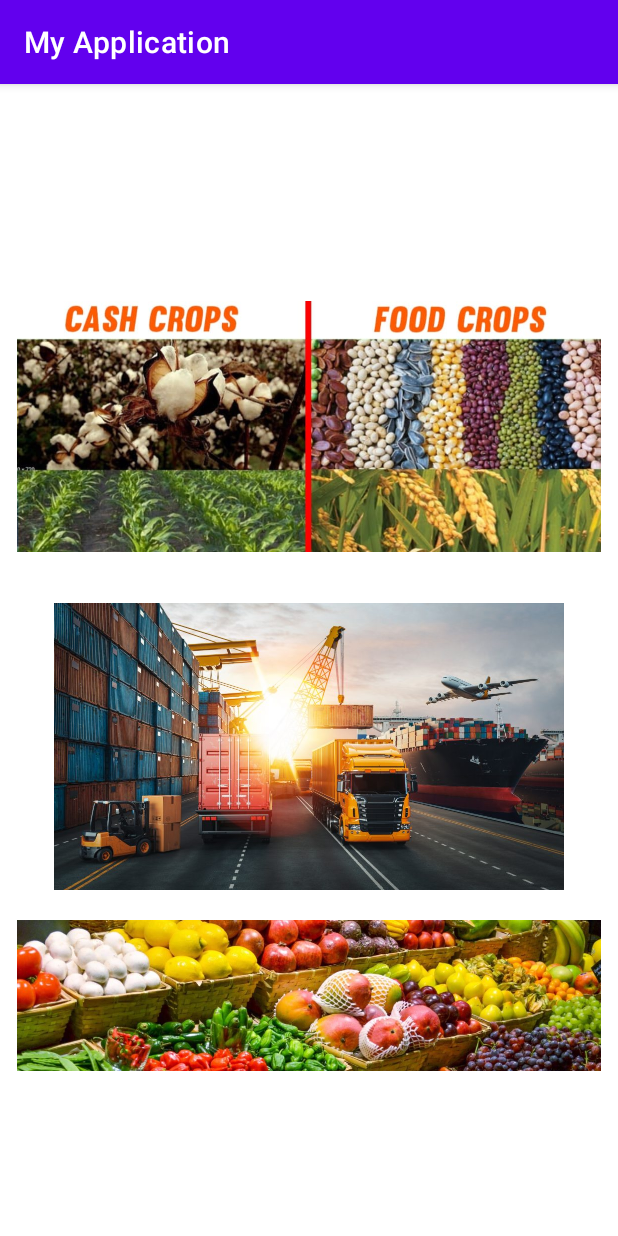
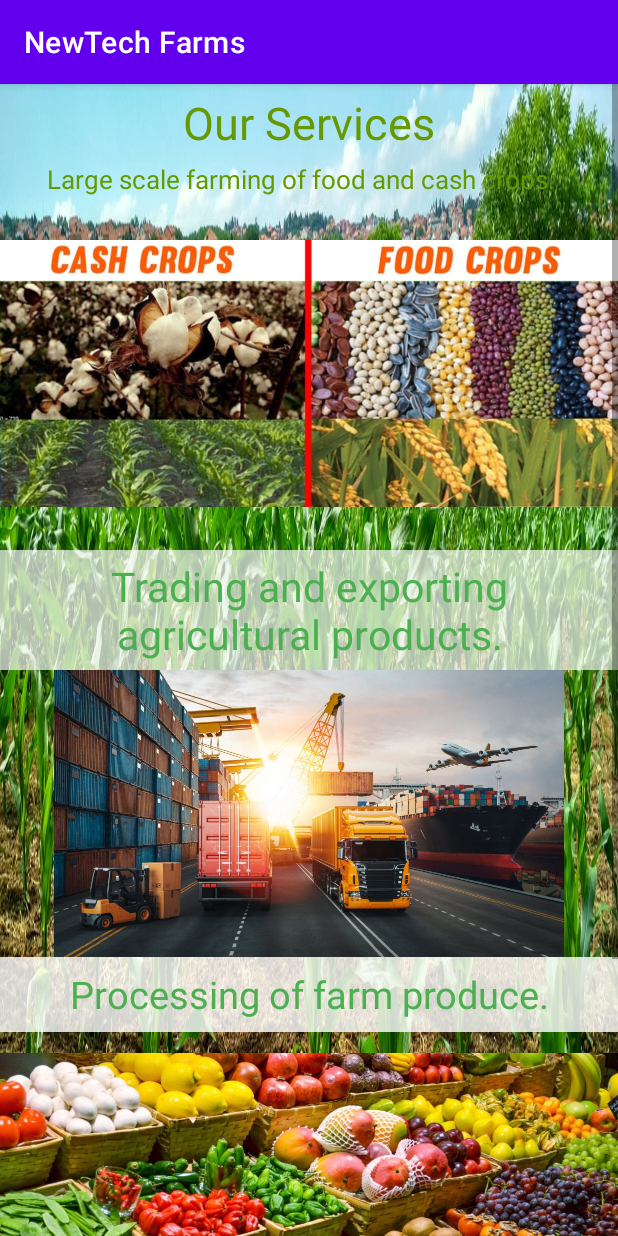
Before and after one commit to sappiah085/tracy, an Android app: the screen it shows after launch (MainActivity2), after a tap on "SERVICES", on a phone screen of 412 x 824 dp. Run offline under Robolectric (Android 15) with nearby library versions, the phone set to English and light mode, and no system bars.

Commit message:
second commit

```diff
--- a/app/src/main/AndroidManifest.xml
+++ b/app/src/main/AndroidManifest.xml
@@ -8,11 +8,14 @@
         android:dataExtractionRules="@xml/data_extraction_rules"
         android:fullBackupContent="@xml/backup_rules"
         android:icon="@mipmap/ic_launcher"
-        android:label="@string/app_name"
+        android:label="NewTech Farms"
         android:roundIcon="@mipmap/ic_launcher_round"
         android:supportsRtl="true"
         android:theme="@style/Theme.MyApplication"
         tools:targetApi="31">
+        <activity
+            android:name=".contactus"
+            android:exported="false" />
         <activity
             android:name=".MainActivity2"
             android:exported="false" />
--- a/app/src/main/java/com/example/myapplication/MainActivity.java
+++ b/app/src/main/java/com/example/myapplication/MainActivity.java
@@ -16,7 +16,15 @@ public class MainActivity extends AppCompatActivity {
         super.onCreate(savedInstanceState);
         setContentView(R.layout.activity_main);
         Intent i = new Intent(getApplicationContext(), MainActivity2.class);
+        Intent contact = new Intent(getApplicationContext(), contactus.class);
         Button home = (Button) findViewById(R.id.button2);
+        Button contactUs = (Button) findViewById(R.id.button3);
+        contactUs.setOnClickListener(new View.OnClickListener() {
+            @Override
+            public void onClick(View view) {
+                startActivity(contact);
+            }
+        });
         home.setOnClickListener(new View.OnClickListener() {
             @Override
             public void onClick(View view) {
--- a/app/src/main/res/layout/activity_main2.xml
+++ b/app/src/main/res/layout/activity_main2.xml
@@ -4,16 +4,40 @@
     xmlns:tools="http://schemas.android.com/tools"
     android:layout_width="match_parent"
     android:layout_height="match_parent"
+    android:background="@drawable/pexels_photo_1112080"
     tools:context=".MainActivity2">
 
-    <LinearLayout
-        android:layout_width="389dp"
-        android:layout_height="547dp"
-        android:orientation="vertical"
+    <ScrollView
+        android:layout_width="wrap_content"
+        android:layout_height="0dp"
         app:layout_constraintBottom_toBottomOf="parent"
         app:layout_constraintEnd_toEndOf="parent"
         app:layout_constraintStart_toStartOf="parent"
         app:layout_constraintTop_toTopOf="parent">
+
+        <LinearLayout
+            android:layout_width="match_parent"
+            android:layout_height="wrap_content"
+            android:orientation="vertical">
+
+            <TextView
+                android:id="@+id/textView"
+                android:layout_width="match_parent"
+                android:layout_height="wrap_content"
+                android:gravity="center"
+                android:padding="5dp"
+                android:text="Our Services"
+                android:textColor="@android:color/holo_green_dark"
+                android:textSize="30dp" />
+
+            <TextView
+                android:id="@+id/textView3"
+                android:layout_width="match_parent"
+                android:layout_height="wrap_content"
+                android:gravity="center"
+                android:text="Large scale farming of food and cash crops.   "
+                android:textColor="@android:color/holo_green_dark"
+                android:textSize="17dp" />
 
             <ImageView
                 android:id="@+id/imageView5"
@@ -21,16 +45,64 @@
                 android:layout_height="235dp"
                 app:srcCompat="@drawable/whatsapp_image_2022_08_11_at_5_17_58_pm" />
 
+            <TextView
+                android:id="@+id/textView4"
+                android:layout_width="match_parent"
+                android:layout_height="wrap_content"
+                android:background="#ADFFFFFF"
+                android:gravity="center"
+                android:padding="5dp"
+                android:text="Trading and exporting agricultural products."
+                android:textColor="#4CAF50"
+                android:textSize="27dp" />
+
             <ImageView
                 android:id="@+id/imageView6"
                 android:layout_width="match_parent"
                 android:layout_height="191dp"
                 app:srcCompat="@drawable/whatsapp_image_2022_08_11_at_5_28_55_pm" />
 
+            <TextView
+                android:id="@+id/textView5"
+                android:layout_width="match_parent"
+                android:layout_height="50dp"
+                android:background="#CEFFFFFF"
+                android:gravity="center"
+                android:padding="5dp"
+                android:text="Processing of farm produce."
+                android:textColor="#4CAF50"
+                android:textSize="25dp" />
+
             <ImageView
                 android:id="@+id/imageView7"
                 android:layout_width="match_parent"
                 android:layout_height="243dp"
                 app:srcCompat="@drawable/whatsapp_image_2022_08_11_at_5_28_54_pm__2_" />
+
+            <LinearLayout
+                android:layout_width="match_parent"
+                android:layout_height="match_parent"
+                android:orientation="horizontal">
+
+                <ImageView
+                    android:id="@+id/imageView2"
+                    android:layout_width="277dp"
+                    android:layout_height="136dp"
+                    android:layout_weight="1"
+                    app:srcCompat="@drawable/whatsapp_image_2022_08_14_at_5_37_24_pm" />
+
+                <TextView
+                    android:id="@+id/textView7"
+                    android:layout_width="286dp"
+                    android:layout_height="wrap_content"
+                    android:layout_weight="1"
+                    android:background="#B9FFFFFF"
+                    android:gravity="center"
+                    android:text="Trading agro-chemical products."
+                    android:textSize="25dp" />
             </LinearLayout>
+
+        </LinearLayout>
+    </ScrollView>
+
 </androidx.constraintlayout.widget.ConstraintLayout>
```
Also changed, not shown: app/src/main/java/com/example/myapplication/contactus.java (added, +14 -0 lines), app/src/main/res/layout/activity_contactus.xml (added, +57 -0 lines), app/src/main/res/layout/activity_main.xml (+24 -7 lines), app/src/main/res/drawable/pexels_photo_1112080.jpeg (added), app/src/main/res/drawable/whatsapp_image_2022_08_14_at_5_37_24_pm.jpeg (added), app/src/main/res/drawable/whatsapp_image_2022_08_14_at_5_47_17_pm.jpeg (added), app/src/main/res/drawable/whatsapp_image_2022_08_14_at_5_47_57_pm.jpeg (added). Lines whose indentation alone changed are shown as unchanged.
